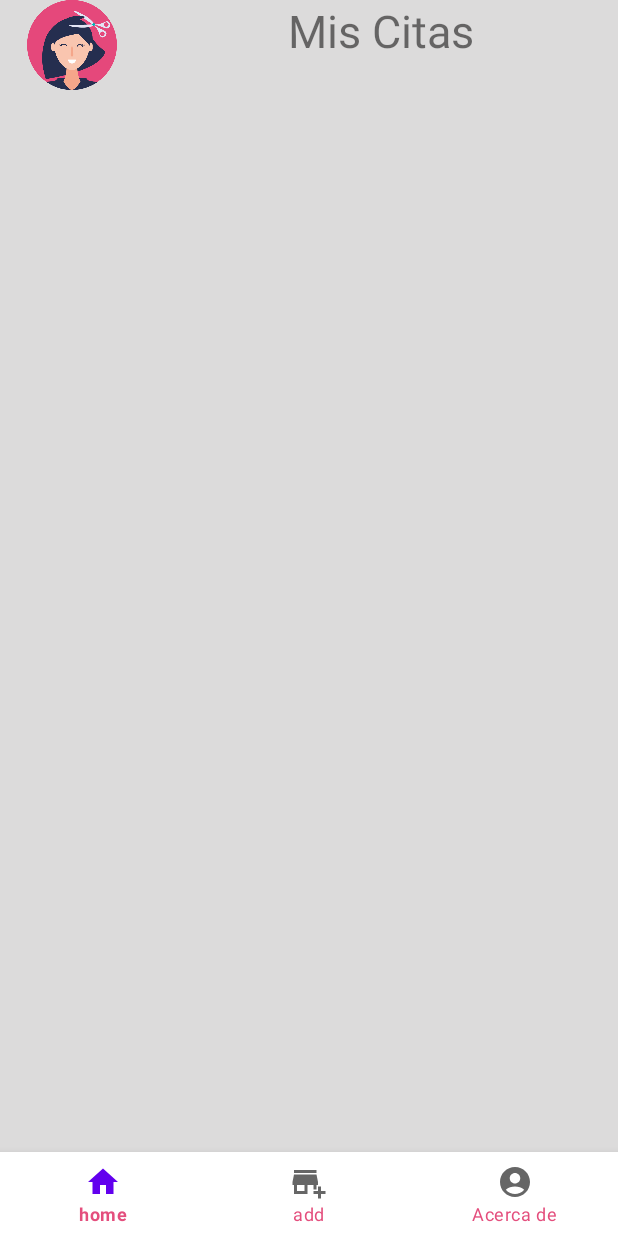
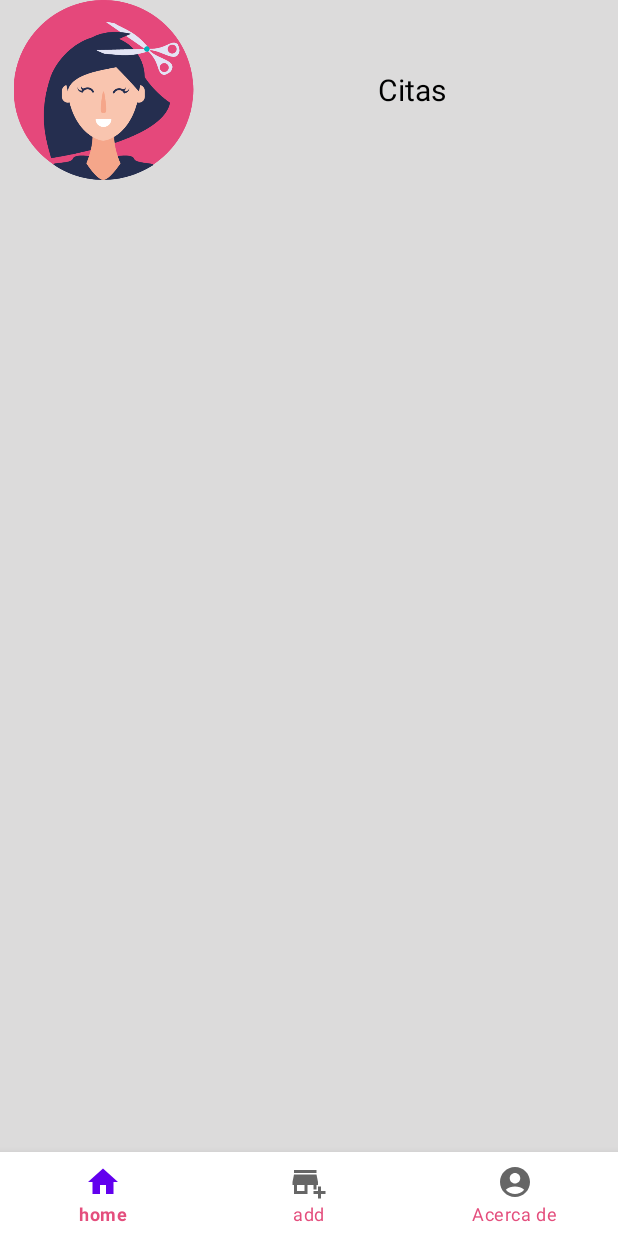
Before and after one commit to Rochiio/ProyectoReservasAndroid, an Android app: the UserHomeActivity screen opened directly, with no data from a screen before it, on a phone screen of 412 x 824 dp. Run offline under Robolectric (Android 15) with nearby library versions, the phone set to English and light mode, and no system bars; our stand-ins replace Room's generated code; 2 statements that could not run were skipped.

Commit message:
cambios fragmentos usuario

```diff
--- a/ProyectoReservas/app/src/main/java/com/example/proyectoreservas/UserHomeActivity.kt
+++ b/ProyectoReservas/app/src/main/java/com/example/proyectoreservas/UserHomeActivity.kt
@@ -61,18 +61,21 @@ class UserHomeActivity : AppCompatActivity() {
         binding.buttonNav.setOnItemSelectedListener {
             when(it.itemId){
                 R.id.action_home ->{
+                    binding.textFragment.text="Mis Citas"
                     mFragmentManager.beginTransaction().hide(mActivityFragment).show(home).commit()
                     mActivityFragment= home
                     true
                 }
 
                 R.id.action_add ->{
+                    binding.textFragment.text="Añadir Cita"
                     mFragmentManager.beginTransaction().hide(mActivityFragment).show(add).commit()
                     mActivityFragment= add
                     true
                 }
 
                 R.id.action_about ->{
+                    binding.textFragment.text="Acerca de"
                     mFragmentManager.beginTransaction().hide(mActivityFragment).show(profile).commit()
                     mActivityFragment= profile
                     true
--- a/ProyectoReservas/app/src/main/res/layout/activity_user_home.xml
+++ b/ProyectoReservas/app/src/main/res/layout/activity_user_home.xml
@@ -5,6 +5,45 @@
     android:layout_width="match_parent"
     android:layout_height="match_parent"
     tools:context=".MainActivity">
+
+    <LinearLayout
+        android:id="@+id/linear"
+        android:layout_width="match_parent"
+        android:layout_height="120dp"
+        android:background="@color/gray"
+        android:orientation="horizontal"
+        app:layout_constraintEnd_toEndOf="parent"
+        app:layout_constraintStart_toStartOf="parent"
+        app:layout_constraintTop_toTopOf="parent">
+
+
+        <ImageView
+            android:id="@+id/imageView4"
+            android:layout_width="183dp"
+            android:layout_height="wrap_content"
+            android:layout_weight="1"
+            app:srcCompat="@drawable/icono" />
+
+        <TextView
+            android:id="@+id/textFragment"
+            android:layout_width="match_parent"
+            android:layout_height="match_parent"
+            android:layout_weight="3"
+            android:textColor="@color/black"
+            android:textSize="20sp"
+            android:gravity="center"
+            android:text="Citas" />
+    </LinearLayout>
+
+    <FrameLayout
+        android:id="@+id/hostFragment"
+        android:layout_width="0dp"
+        android:layout_height="0dp"
+        app:layout_constraintBottom_toTopOf="@+id/buttonNav"
+        app:layout_constraintEnd_toEndOf="parent"
+        app:layout_constraintStart_toStartOf="parent"
+        app:layout_constraintTop_toBottomOf="@+id/linear" />
+
 
     <com.google.android.material.bottomnavigation.BottomNavigationView
         android:id="@+id/buttonNav"
@@ -15,13 +54,6 @@
         app:layout_constraintStart_toStartOf="parent"
         app:menu="@menu/menu_item" />
 
-    <FrameLayout
-        android:id="@+id/hostFragment"
-        android:layout_width="0dp"
-        android:layout_height="0dp"
-        app:layout_constraintBottom_toTopOf="@+id/buttonNav"
-        app:layout_constraintEnd_toEndOf="parent"
-        app:layout_constraintStart_toStartOf="parent"
-        app:layout_constraintTop_toTopOf="parent" />
+
 
 </androidx.constraintlayout.widget.ConstraintLayout>
--- a/ProyectoReservas/app/src/main/res/layout/fragment_home.xml
+++ b/ProyectoReservas/app/src/main/res/layout/fragment_home.xml
@@ -11,41 +11,7 @@
         android:layout_width="match_parent"
         android:layout_height="match_parent">
 
-        <LinearLayout
-            android:layout_width="match_parent"
-            android:layout_height="match_parent"
-            android:orientation="vertical"
-            app:layout_constraintBottom_toBottomOf="parent"
-            app:layout_constraintEnd_toEndOf="parent"
-            app:layout_constraintStart_toStartOf="parent"
-            app:layout_constraintTop_toTopOf="parent">
 
-            <LinearLayout
-                android:layout_width="match_parent"
-                android:layout_height="wrap_content"
-                android:orientation="horizontal"
-                android:background="@color/gray"
-                >
-
-
-                <ImageView
-                    android:id="@+id/imageView"
-                    android:layout_width="0dp"
-                    android:layout_height="60dp"
-                    android:layout_weight="1"
-                    android:src="@drawable/icono" />
-
-                <TextView
-                    android:layout_width="wrap_content"
-                    android:layout_height="match_parent"
-                    android:layout_weight="2"
-                    android:text="@string/citas"
-                    android:textAlignment="center"
-                    android:textSize="30sp"
-                    />
-
-
-            </LinearLayout>
 
             <androidx.recyclerview.widget.RecyclerView
                 android:id="@+id/recyclerview"
@@ -56,6 +22,5 @@
                 />
 
 
-        </LinearLayout>
     </androidx.constraintlayout.widget.ConstraintLayout>
 </FrameLayout>
```
